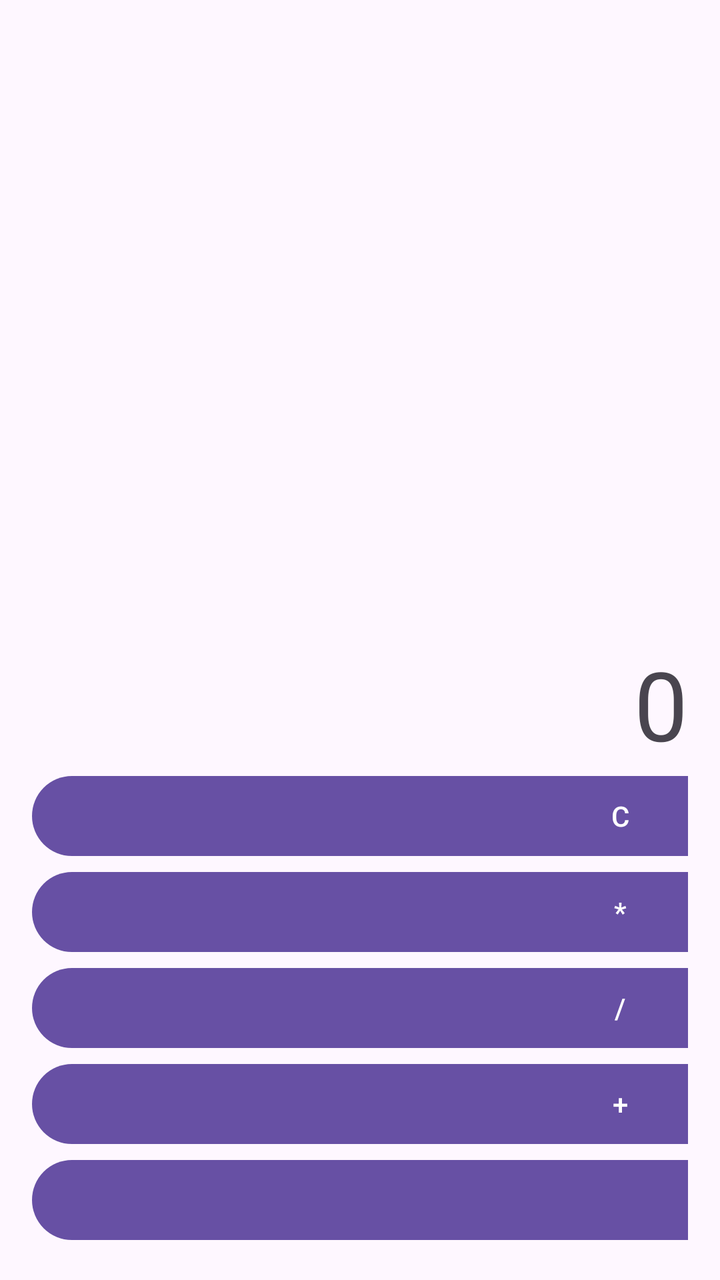
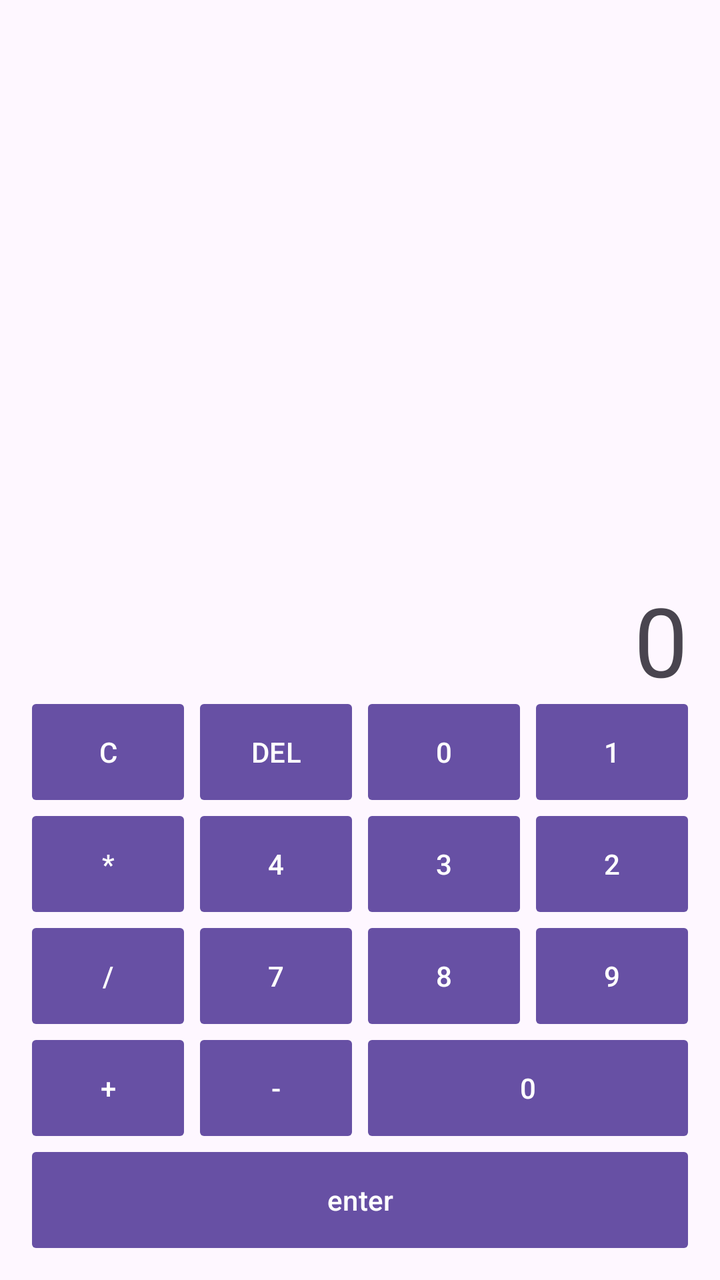

Two renders of the same Android screen: before a commit and after it. Below are the layout's source before the change and the commit's diff.
<!-- AndroidManifest.xml: application theme Theme.Calculator -->
<!-- res/layout/activity_main.xml -->
<LinearLayout xmlns:android="http://schemas.android.com/apk/res/android"
    android:layout_width="match_parent"
    android:layout_height="match_parent"
    android:orientation="vertical"
    android:padding="16dp">

    

    

    <TextView
        android:id="@+id/tvResult"
        android:layout_width="match_parent"
        android:layout_height="360dp"
        android:layout_weight="1"
        android:gravity="bottom|end"
        android:text="0"
        android:textSize="48sp" />

    <GridLayout
        android:layout_width="match_parent"
        android:layout_height="wrap_content"
        android:columnCount="4"
        android:rowCount="5">

        
        <Button
            android:text="C"
            android:layout_columnWeight="1" />
        <Button
            android:text="DEL"
            android:layout_columnWeight="1" />
        <Button
            android:text="0"
            android:layout_columnWeight="1" />
        <Button
            android:text="1"
            android:layout_columnWeight="1" />
        <Button
            android:text="*"
            android:layout_columnWeight="1" />
        <Button
            android:text="4"
            android:layout_columnWeight="1" />
        <Button
            android:text="3"
            android:layout_columnWeight="1" />
        <Button
            android:text="2"
            android:layout_columnWeight="1" />
        <Button
            android:text="/"
            android:layout_columnWeight="1" />
        <Button
            android:text="7"
            android:layout_columnWeight="1" />
        <Button
            android:text="8"
            android:layout_columnWeight="1" />
        <Button
            android:text="9"
            android:layout_columnWeight="1" />
        <Button
            android:text="+"
            android:layout_columnWeight="1" />
        <Button
            android:text="-"
            android:layout_columnWeight="1" />
        <Button
            android:text="0"
            android:layout_columnSpan="2"
            android:layout_columnWeight="2"
            android:layout_gravity="fill_horizontal" />




        
        <Button
            android:text="enter"
            android:layout_columnSpan="4"
            android:layout_columnWeight="5"
            android:layout_gravity="fill_horizontal" />

        

    </GridLayout>

</LinearLayout>
<!-- resources referenced by this layout -->
<resources>
  <style name="Theme.Calculator" parent="Base.Theme.Calculator" />
  <style name="Base.Theme.Calculator" parent="Theme.Material3.DayNight.NoActionBar">
          
          
      </style>
</resources>

<!-- the commit's change to res/layout/activity_main.xml (unified diff, before → after) -->
@@ -1,6 +1,7 @@
 <LinearLayout xmlns:android="http://schemas.android.com/apk/res/android"
     android:layout_width="match_parent"
     android:layout_height="match_parent"
+    xmlns:app="http://schemas.android.com/apk/res-auto"
     android:orientation="vertical"
     android:padding="16dp">
 
@@ -24,63 +25,177 @@
         android:rowCount="5">
 
         
+        
         <Button
             android:text="C"
-            android:layout_columnWeight="1" />
+            android:layout_width="0dp"
+            android:layout_height="wrap_content"
+            android:layout_columnWeight="1"
+            android:layout_marginEnd="8dp"
+            android:layout_marginBottom="8dp"
+            android:insetTop="0dp"
+            android:insetBottom="0dp"
+            app:cornerRadius="2dp" />
         <Button
             android:text="DEL"
-            android:layout_columnWeight="1" />
+            android:layout_width="0dp"
+            android:layout_height="wrap_content"
+            android:layout_columnWeight="1"
+            android:layout_marginEnd="8dp"
+            android:layout_marginBottom="8dp"
+            android:insetTop="0dp"
+            android:insetBottom="0dp"
+            app:cornerRadius="2dp" />
         <Button
             android:text="0"
-            android:layout_columnWeight="1" />
+            android:layout_width="0dp"
+            android:layout_height="wrap_content"
+            android:layout_columnWeight="1"
+            android:layout_marginEnd="8dp"
+            android:layout_marginBottom="8dp"
+            android:insetTop="0dp"
+            android:insetBottom="0dp"
+            app:cornerRadius="2dp" />
         <Button
             android:text="1"
-            android:layout_columnWeight="1" />
+            android:layout_width="0dp"
+            android:layout_height="wrap_content"
+            android:layout_columnWeight="1"
+            android:layout_marginBottom="8dp"
+            android:insetTop="0dp"
+            android:insetBottom="0dp"
+            app:cornerRadius="2dp" />
+
+        
         <Button
             android:text="*"
-            android:layout_columnWeight="1" />
+            android:layout_width="0dp"
+            android:layout_height="wrap_content"
+            android:layout_columnWeight="1"
+            android:layout_marginEnd="8dp"
+            android:layout_marginBottom="8dp"
+            android:insetTop="0dp"
+            android:insetBottom="0dp"
+            app:cornerRadius="2dp" />
         <Button
             android:text="4"
-            android:layout_columnWeight="1" />
+            android:layout_width="0dp"
+            android:layout_height="wrap_content"
+            android:layout_columnWeight="1"
+            android:layout_marginEnd="8dp"
+            android:layout_marginBottom="8dp"
+            android:insetTop="0dp"
+            android:insetBottom="0dp"
+            app:cornerRadius="2dp" />
         <Button
             android:text="3"
-            android:layout_columnWeight="1" />
+            android:layout_width="0dp"
+            android:layout_height="wrap_content"
+            android:layout_columnWeight="1"
+            android:layout_marginEnd="8dp"
+            android:layout_marginBottom="8dp"
+            android:insetTop="0dp"
+            android:insetBottom="0dp"
+            app:cornerRadius="2dp" />
         <Button
             android:text="2"
-            android:layout_columnWeight="1" />
+            android:layout_width="0dp"
+            android:layout_height="wrap_content"
+            android:layout_columnWeight="1"
+            android:layout_marginBottom="8dp"
+            android:insetTop="0dp"
+            android:insetBottom="0dp"
+            app:cornerRadius="2dp" />
+
+        
         <Button
             android:text="/"
-            android:layout_columnWeight="1" />
+            android:layout_width="0dp"
+            android:layout_height="wrap_content"
+            android:layout_columnWeight="1"
+            android:layout_marginEnd="8dp"
+            android:layout_marginBottom="8dp"
+            android:insetTop="0dp"
+            android:insetBottom="0dp"
+            app:cornerRadius="2dp" />
         <Button
             android:text="7"
-            android:layout_columnWeight="1" />
+            android:layout_width="0dp"
+            android:layout_height="wrap_content"
+            android:layout_columnWeight="1"
+            android:layout_marginEnd="8dp"
+            android:layout_marginBottom="8dp"
+            android:insetTop="0dp"
+            android:insetBottom="0dp"
+            app:cornerRadius="2dp" />
         <Button
             android:text="8"
-            android:layout_columnWeight="1" />
+            android:layout_width="0dp"
+            android:layout_height="wrap_content"
+            android:layout_columnWeight="1"
+            android:layout_marginEnd="8dp"
+            android:layout_marginBottom="8dp"
+            android:insetTop="0dp"
+            android:insetBottom="0dp"
+            app:cornerRadius="2dp" />
         <Button
             android:text="9"
-            android:layout_columnWeight="1" />
+            android:layout_width="0dp"
+            android:layout_height="wrap_content"
+            android:layout_columnWeight="1"
+            android:layout_marginBottom="8dp"
+            android:insetTop="0dp"
+            android:insetBottom="0dp"
+            app:cornerRadius="2dp" />
+
+        
         <Button
             android:text="+"
-            android:layout_columnWeight="1" />
+            android:layout_width="0dp"
+            android:layout_height="wrap_content"
+            android:layout_columnWeight="1"
+            android:layout_marginEnd="8dp"
+            android:insetTop="0dp"
+            android:insetBottom="0dp"
+            app:cornerRadius="2dp" />
         <Button
             android:text="-"
-            android:layout_columnWeight="1" />
+            android:layout_width="0dp"
+            android:layout_height="wrap_content"
+            android:layout_columnWeight="1"
+            android:layout_marginEnd="8dp"
+            android:insetTop="0dp"
+            android:insetBottom="0dp"
+            app:cornerRadius="2dp" />
         <Button
             android:text="0"
+            android:layout_width="0dp"
+            android:layout_height="wrap_content"
             android:layout_columnSpan="2"
             android:layout_columnWeight="2"
-            android:layout_gravity="fill_horizontal" />
-
-
-
-
+            android:layout_gravity="fill_horizontal"
+            android:insetTop="0dp"
+            android:insetBottom="0dp"
+            app:cornerRadius="2dp" />
+
+
+
+
+
+        
         
         <Button
             android:text="enter"
+            android:layout_width="0dp"
+            android:layout_height="wrap_content"
             android:layout_columnSpan="4"
-            android:layout_columnWeight="5"
-            android:layout_gravity="fill_horizontal" />
+            android:layout_columnWeight="4"
+            android:layout_gravity="fill_horizontal"
+            android:layout_marginTop="8dp"
+            android:insetTop="0dp"
+            android:insetBottom="0dp"
+            app:cornerRadius="2dp" />
+
 
         
 
